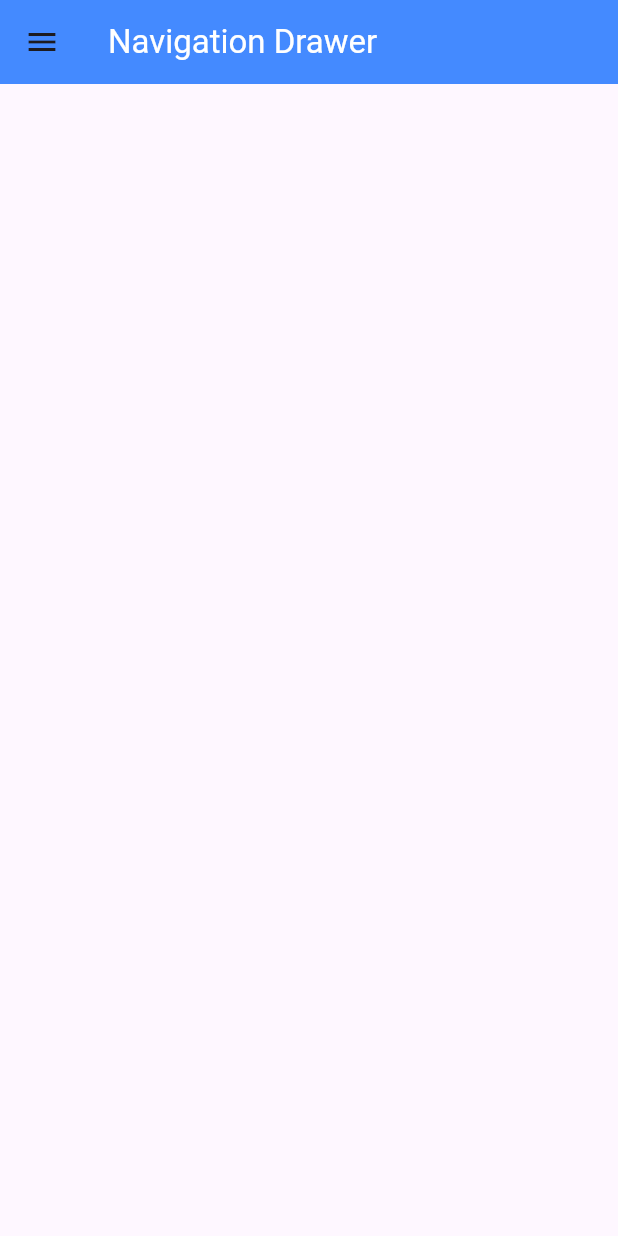
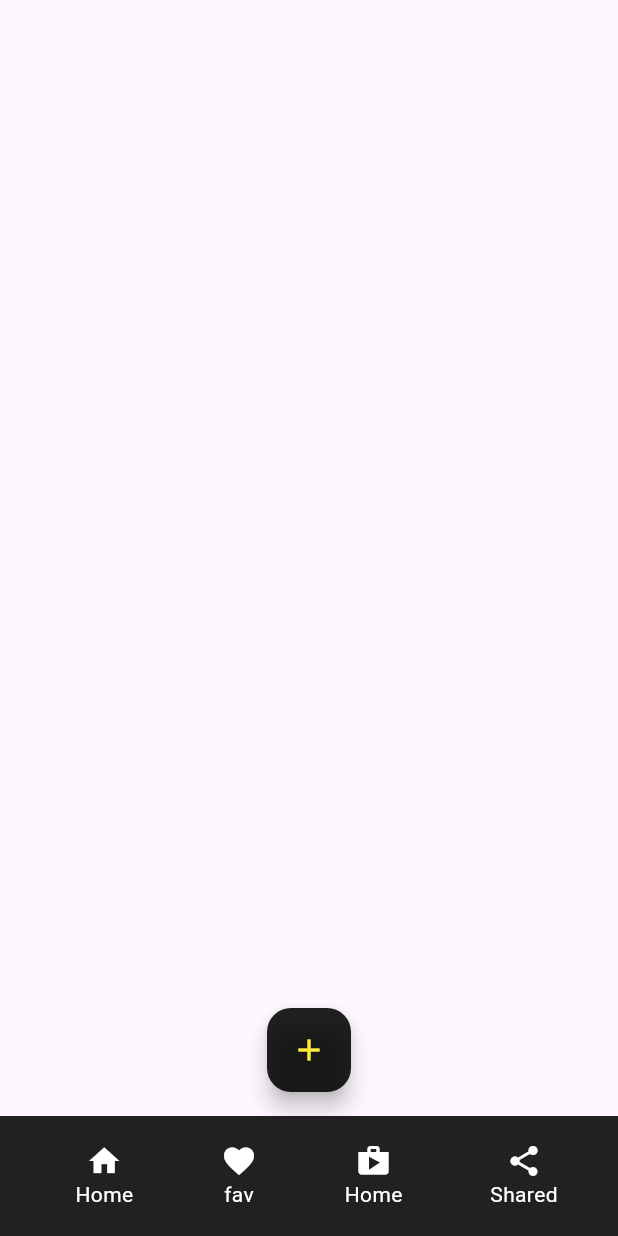
Before and after one commit to Sainathhiwale/flutter_bootcomp, a Flutter app: the screen it shows after launch, on a phone screen of 412 x 824 dp. Run offline on Flutter 3.47's test engine with Material 3 defaults, Android fonts, the phone set to English and light mode, and no system bars; our stand-ins replace fluttertoast, font_awesome_flutter.

Commit message:
floating action with bottom navigation bar noch icon

```diff
--- a/lib/main.dart
+++ b/lib/main.dart
@@ -2,6 +2,7 @@
 import 'package:flutter/material.dart';
 import 'package:flutter_bootcamp_2025/screen/HomeAppBar.dart';
 import 'package:flutter_bootcamp_2025/screen/HomeDrawer.dart';
+import 'package:flutter_bootcamp_2025/screen/HomeFloatingAction.dart';
 import 'package:flutter_bootcamp_2025/screen/HomeListViewTile.dart';
 import 'package:flutter_bootcamp_2025/screen/HomeRowColumnExpended.dart';
 import 'package:flutter_bootcamp_2025/screen/ListViewBuilderHome.dart';
@@ -23,7 +24,7 @@ class MyApp extends StatelessWidget{
     return MaterialApp(
       title: "My Flutter App",
       debugShowCheckedModeBanner: false,
-      home: Homedrawer(),
+      home: Homefloatingaction(),
     );
   }
 }
--- /dev/null
+++ b/lib/screen/HomeFloatingAction.dart
@@ -0,0 +1,71 @@
+import 'package:flutter/material.dart';
+
+class Homefloatingaction extends StatelessWidget {
+  const Homefloatingaction({super.key});
+
+  @override
+  Widget build(BuildContext context) {
+    return Scaffold(
+         floatingActionButtonLocation: FloatingActionButtonLocation.centerFloat,
+         floatingActionButton: FloatingActionButton(
+           onPressed: (){
+           },
+           child: Icon(Icons.add),
+           backgroundColor: Colors.black87,
+           foregroundColor: Colors.yellow,
+           /*mini: true,
+           shape: BeveledRectangleBorder(
+             borderRadius: BorderRadius.circular(20.0),
+             side: BorderSide(color: Colors.blue,width: 2.0,style: BorderStyle.solid)
+           ),*/
+           ),
+         bottomNavigationBar: BottomAppBar(
+           notchMargin: 5.0,
+           shape: CircularNotchedRectangle(),
+           color: Colors.black87,
+           child: Row(
+             mainAxisAlignment: MainAxisAlignment.spaceAround,
+             children: [
+               Padding(padding: EdgeInsets.only(left: 10.0),
+                 child: Column(
+                   mainAxisSize: MainAxisSize.min,
+                   children: [
+                     Icon(Icons.home,color: Colors.white),
+                     Text("Home",style: TextStyle(color: Colors.white),)
+                   ],
+                 ),
+               ),
+               Padding(padding: EdgeInsets.only(left: 10.0),
+                 child: Column(
+                   mainAxisSize: MainAxisSize.min,
+                   children: [
+                     Icon(Icons.favorite,color: Colors.white),
+                     Text("fav",style: TextStyle(color: Colors.white),)
+                   ],
+                 ),
+               ),
+               Padding(padding: EdgeInsets.only(left: 10.0),
+                 child: Column(
+                   mainAxisSize: MainAxisSize.min,
+                   children: [
+                     Icon(Icons.shop,color: Colors.white),
+                     Text("Home",style: TextStyle(color: Colors.white),)
+                   ],
+                 ),
+               ),
+               Padding(padding: EdgeInsets.only(left: 10.0),
+                 child: Column(
+                   mainAxisSize: MainAxisSize.min,
+                   children: [
+                     Icon(Icons.share,color: Colors.white),
+                     Text("Shared",style: TextStyle(color: Colors.white),)
+                   ],
+                 ),
+               )
+             ],
+           ),
+         ),
+      );
+
+  }
+}
```
